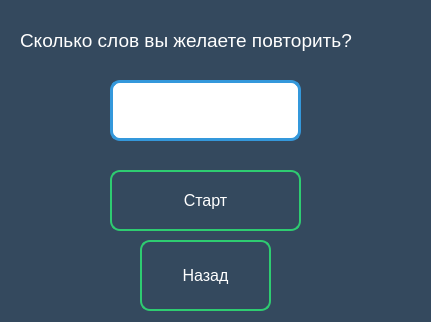
This is ui/question.ui in Alone0696/english_app as Qt 5 draws it before an edit. The edited form follows.
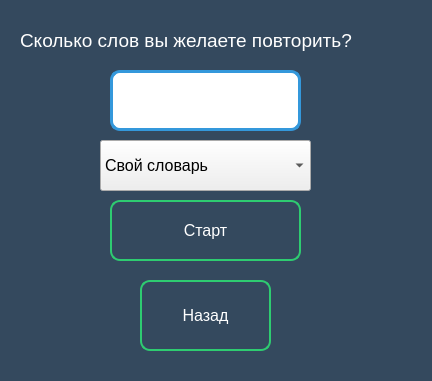
This is the edited form.

Patch:
```diff
--- a/ui/question.ui
+++ b/ui/question.ui
@@ -6,8 +6,8 @@
    <rect>
     <x>0</x>
     <y>0</y>
-    <width>431</width>
-    <height>322</height>
+    <width>432</width>
+    <height>381</height>
    </rect>
   </property>
   <property name="font">
@@ -29,7 +29,7 @@
    <property name="geometry">
     <rect>
      <x>110</x>
-     <y>170</y>
+     <y>200</y>
      <width>191</width>
      <height>61</height>
     </rect>
@@ -81,7 +81,7 @@
    <property name="geometry">
     <rect>
      <x>110</x>
-     <y>80</y>
+     <y>70</y>
      <width>191</width>
      <height>61</height>
     </rect>
@@ -109,7 +109,7 @@
    <property name="geometry">
     <rect>
      <x>140</x>
-     <y>240</y>
+     <y>280</y>
      <width>131</width>
      <height>71</height>
     </rect>
@@ -137,6 +137,36 @@
     <string>Назад</string>
    </property>
   </widget>
+  <widget class="QComboBox" name="comboBox">
+   <property name="geometry">
+    <rect>
+     <x>100</x>
+     <y>140</y>
+     <width>211</width>
+     <height>51</height>
+    </rect>
+   </property>
+   <property name="font">
+    <font>
+     <pointsize>12</pointsize>
+    </font>
+   </property>
+   <property name="styleSheet">
+    <string notr="true">QComboBox{
+background-color:none;
+}</string>
+   </property>
+   <item>
+    <property name="text">
+     <string>Свой словарь</string>
+    </property>
+   </item>
+   <item>
+    <property name="text">
+     <string>Словарь программы</string>
+    </property>
+   </item>
+  </widget>
  </widget>
  <resources/>
  <connections/>
```
